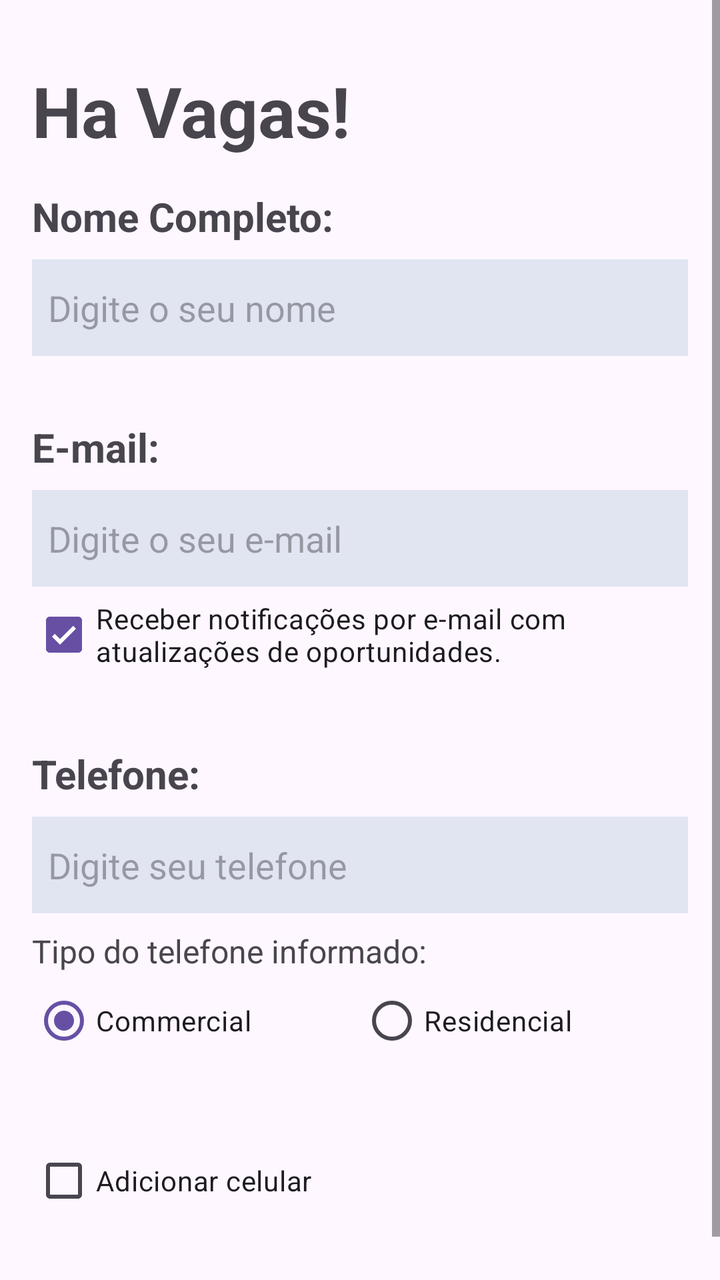
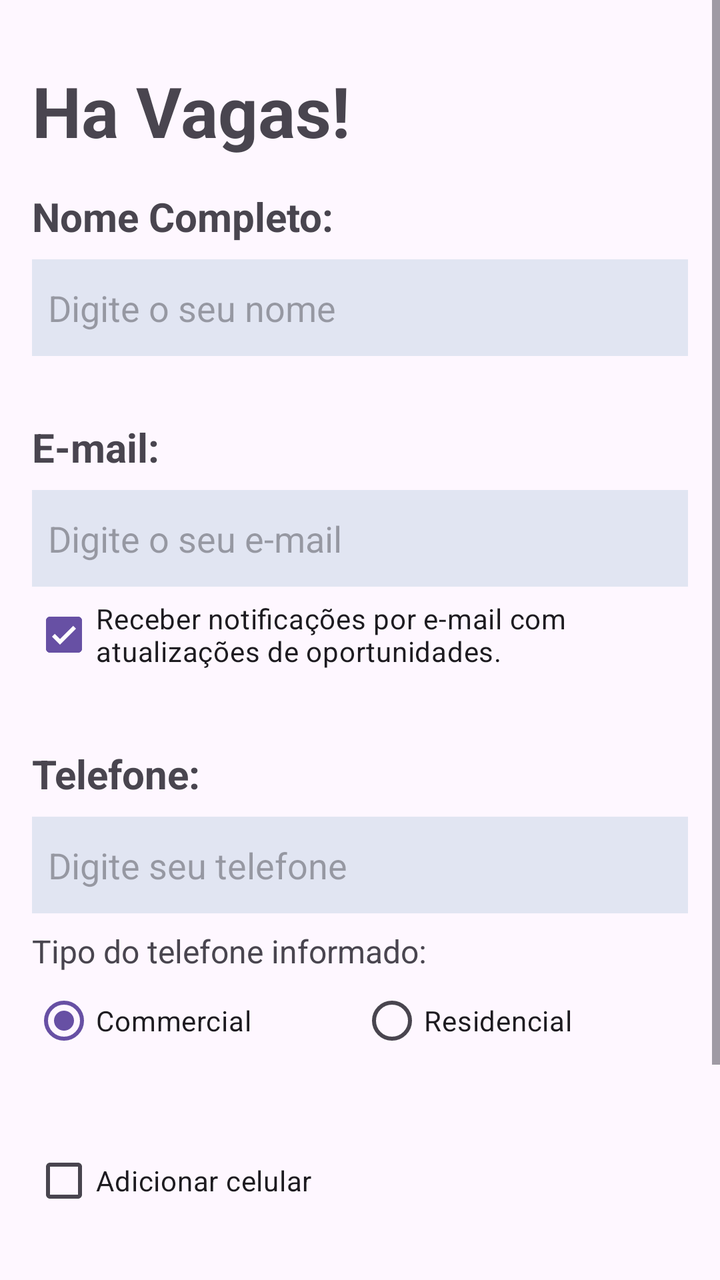

Screens rendered from an Android XML layout before and after an edit, with the pre-edit source and the edit as a unified diff.
<!-- AndroidManifest.xml: application theme Theme.HaVagas -->
<!-- res/layout/activity_main.xml -->
<?xml version="1.0" encoding="utf-8"?>
<ScrollView
    xmlns:tools="http://schemas.android.com/tools"
    xmlns:android="http://schemas.android.com/apk/res/android"
    xmlns:app="http://schemas.android.com/apk/res-auto"

    android:layout_width="match_parent"
    android:layout_height="match_parent">
    <androidx.constraintlayout.widget.ConstraintLayout
        android:id="@+id/main"

        tools:context=".MainActivity"

        android:paddingVertical="32dp"
        android:paddingHorizontal="16dp"

        android:layout_width="match_parent"
        android:layout_height="wrap_content">

        <TextView
            android:id="@+id/ha_vagas_tv"

            android:text="@string/title"

            android:textSize="35sp"
            android:textStyle="bold"


            android:layout_width="match_parent"
            android:layout_height="wrap_content"

            app:layout_constraintEnd_toEndOf="parent"
            app:layout_constraintTop_toTopOf="parent"
            app:layout_constraintStart_toStartOf="parent"/>

        <LinearLayout
            android:id="@+id/name_ll"
            android:paddingVertical="16dp"

            android:layout_width="match_parent"
            android:layout_height="wrap_content"

            android:orientation="vertical"

            app:layout_constraintEnd_toEndOf="parent"
            app:layout_constraintStart_toStartOf="parent"
            app:layout_constraintTop_toBottomOf="@id/ha_vagas_tv">

            <TextView
                android:id="@+id/name_tv"

                android:text="@string/full_name"

                android:textSize="20sp"
                android:textStyle="bold"

                android:layout_width="match_parent"
                android:layout_height="wrap_content" />

            <Space
                android:layout_width="match_parent"
                android:layout_height="8dp" />

            <EditText
                android:id="@+id/nameEt"

                android:hint="@string/name_hint"

                android:inputType="textPersonName"

                android:background="@color/background_input"

                android:paddingVertical="12dp"
                android:paddingHorizontal="8dp"

                android:layout_width="match_parent"
                android:layout_height="wrap_content"/>
        </LinearLayout>

        <LinearLayout
            android:id="@+id/email_ll"
            android:paddingVertical="16dp"

            android:layout_width="match_parent"
            android:layout_height="wrap_content"

            android:orientation="vertical"

            app:layout_constraintEnd_toEndOf="parent"
            app:layout_constraintStart_toStartOf="parent"
            app:layout_constraintTop_toBottomOf="@id/name_ll">

            <TextView
                android:id="@+id/email_tv"

                android:text="@string/e_mail"

                android:textSize="20sp"
                android:textStyle="bold"

                android:layout_width="match_parent"
                android:layout_height="wrap_content" />

            <Space
                android:layout_width="match_parent"
                android:layout_height="8dp" />

            <EditText
                android:id="@+id/emailEt"

                android:hint="@string/e_mail_hint"

                android:inputType="textEmailAddress"

                android:background="@color/background_input"

                android:paddingVertical="12dp"
                android:paddingHorizontal="8dp"

                android:layout_width="match_parent"
                android:layout_height="wrap_content"/>

            <CheckBox
                android:id="@+id/email_notifications_cb"

                android:checked="true"
                android:text="@string/email_notify"

                android:layout_width="match_parent"
                android:layout_height="wrap_content"

                app:layout_constraintStart_toStartOf="parent"/>
        </LinearLayout>

        <LinearLayout
            android:id="@+id/phone_ll"
            android:paddingVertical="16dp"

            android:layout_width="match_parent"
            android:layout_height="wrap_content"

            android:orientation="vertical"

            app:layout_constraintEnd_toEndOf="parent"
            app:layout_constraintStart_toStartOf="parent"
            app:layout_constraintTop_toBottomOf="@id/email_ll">

            <TextView
                android:id="@+id/phone_tv"

                android:text="@string/phone"

                android:textSize="20sp"
                android:textStyle="bold"

                android:layout_width="match_parent"
                android:layout_height="wrap_content" />

            <Space
                android:layout_width="match_parent"
                android:layout_height="8dp" />

            <EditText
                android:id="@+id/phone_Et"

                android:hint="@string/phone_hint"

                android:inputType="phone"

                android:background="@color/background_input"

                android:paddingVertical="12dp"
                android:paddingHorizontal="8dp"

                android:layout_width="match_parent"
                android:layout_height="wrap_content"/>

            <Space
                android:layout_width="match_parent"
                android:layout_height="8dp" />

            <TextView
                android:id="@+id/phone_type_tv"

                android:text="@string/phone_type_tv"

                android:textSize="16sp"

                android:layout_width="match_parent"
                android:layout_height="wrap_content" />

            <RadioGroup
                android:id="@+id/phone_type_rg"

                android:gravity="center"
                android:orientation="horizontal"

                android:layout_width="match_parent"
                android:layout_height="wrap_content"

                app:layout_constraintStart_toStartOf="parent"
                app:layout_constraintEnd_toEndOf="parent">

                <RadioButton
                    android:id="@+id/commercial_phone_rb"

                    android:checked="true"

                    android:layout_width="0dp"
                    android:layout_weight="1"

                    android:text="@string/commercial"

                    android:layout_height="wrap_content"/>

                <RadioButton
                    android:id="@+id/residential_rb"


                    android:layout_width="0dp"
                    android:layout_weight="1"

                    android:text="@string/residential"

                    android:layout_height="wrap_content"/>

            </RadioGroup>
        </LinearLayout>

        <LinearLayout
            android:id="@+id/cellphone_ll"
            android:paddingVertical="16dp"

            android:layout_width="match_parent"
            android:layout_height="wrap_content"

            android:orientation="vertical"

            app:layout_constraintEnd_toEndOf="parent"
            app:layout_constraintStart_toStartOf="parent"
            app:layout_constraintTop_toBottomOf="@id/phone_ll">

            <CheckBox
                android:id="@+id/add_cellphone_cb"

                android:checked="false"

                android:text="@string/add_cellphone"

                android:layout_width="match_parent"
                android:layout_height="wrap_content"/>

            <LinearLayout
                android:id="@+id/cell_phone_number_ll"

                android:visibility="gone"
                android:orientation="vertical"

                android:layout_width="match_parent"
                android:layout_height="wrap_content">

                <TextView
                    android:id="@+id/cellphone_tv"

                    android:text="@string/cellphone"

                    android:textSize="20sp"
                    android:textStyle="bold"

                    android:layout_width="match_parent"
                    android:layout_height="wrap_content" />

                <Space
                    android:layout_width="match_parent"
                    android:layout_height="8dp" />

                <EditText
                    android:id="@+id/cellphone_Et"

                    android:hint="@string/cellphone_hint"

                    android:inputType="phone"

                    android:background="@color/background_input"

                    android:paddingVertical="12dp"
                    android:paddingHorizontal="8dp"

                    android:layout_width="match_parent"
                    android:layout_height="wrap_content"/>

            </LinearLayout>

        </LinearLayout>

    </androidx.constraintlayout.widget.ConstraintLayout>

</ScrollView>
<!-- resources referenced by this layout -->
<resources>
  <color name="background_input">#e1e5f2</color>
  <string name="add_cellphone">Adicionar celular</string>
  <string name="cellphone">Celular:</string>
  <string name="cellphone_hint">Digite seu número de celular</string>
  <string name="commercial">Commercial</string>
  <string name="e_mail">E-mail:</string>
  <string name="e_mail_hint">Digite o seu e-mail</string>
  <string name="email_notify">Receber notificações por e-mail com atualizações de oportunidades.</string>
  <string name="full_name">Nome Completo:</string>
  <string name="name_hint">Digite o seu nome</string>
  <string name="phone">Telefone:</string>
  <string name="phone_hint">Digite seu telefone</string>
  <string name="phone_type_tv">Tipo do telefone informado:</string>
  <string name="residential">Residencial</string>
  <string name="title">Ha Vagas!</string>
  <style name="Theme.HaVagas" parent="Base.Theme.HaVagas" />
  <style name="Base.Theme.HaVagas" parent="Theme.Material3.DayNight.NoActionBar">
          
          
      </style>
</resources>

<!-- the commit's change to res/layout/activity_main.xml (unified diff, before → after) -->
@@ -293,6 +293,64 @@
 
         </LinearLayout>
 
+        <LinearLayout
+            android:id="@+id/gender_ll"
+            android:paddingVertical="16dp"
+
+            android:layout_width="match_parent"
+            android:layout_height="wrap_content"
+
+            android:orientation="vertical"
+
+            app:layout_constraintEnd_toEndOf="parent"
+            app:layout_constraintStart_toStartOf="parent"
+            app:layout_constraintTop_toBottomOf="@id/cellphone_ll">
+
+            <TextView
+                android:id="@+id/gender"
+
+                android:text="@string/gender"
+
+                android:textSize="20sp"
+                android:textStyle="bold"
+
+                android:layout_width="match_parent"
+                android:layout_height="wrap_content" />
+
+
+
+            <RadioGroup
+                android:id="@+id/gender_rg"
+
+                android:layout_width="match_parent"
+                android:layout_height="wrap_content"
+
+                android:orientation="horizontal">
+
+                <RadioButton
+                    android:id="@+id/female_rb"
+
+                    android:checked="true"
+
+                    android:text="@string/female"
+
+                    android:layout_weight="1"
+                    android:layout_width="0dp"
+                    android:layout_height="wrap_content" />
+
+                <RadioButton
+                    android:id="@+id/male_rb"
+
+                    android:text="@string/male"
+
+                    android:layout_weight="1"
+                    android:layout_width="0dp"
+
+                    android:layout_height="wrap_content"/>
+            </RadioGroup>
+        </LinearLayout>
+
+
     </androidx.constraintlayout.widget.ConstraintLayout>
 
 </ScrollView>
<!-- resource entries referenced after the edit -->
@@ -8,7 +8,10 @@
   <string name="e_mail">E-mail:</string>
   <string name="e_mail_hint">Digite o seu e-mail</string>
   <string name="email_notify">Receber notificações por e-mail com atualizações de oportunidades.</string>
+  <string name="female">Feminino</string>
   <string name="full_name">Nome Completo:</string>
+  <string name="gender">Sexo:</string>
+  <string name="male">Masculino</string>
   <string name="name_hint">Digite o seu nome</string>
   <string name="phone">Telefone:</string>
   <string name="phone_hint">Digite seu telefone</string>
